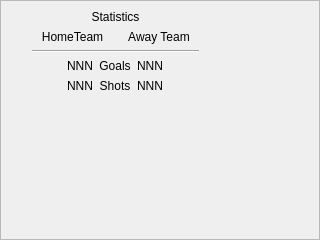
Before: the Qt Designer form halfstatisticsframe.ui in rochford/cutefootball, drawn with Qt 5.
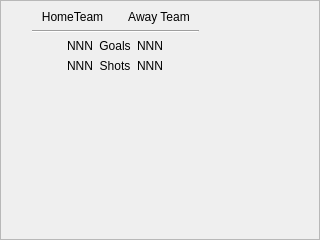
After: the same form once the commit is applied.

```diff
--- a/halfstatisticsframe.ui
+++ b/halfstatisticsframe.ui
@@ -35,17 +35,7 @@
     </rect>
    </property>
    <layout class="QGridLayout" name="gridLayout">
-    <item row="1" column="1">
-     <widget class="QLabel" name="m_halfNameLabel">
-      <property name="text">
-       <string>Statistics</string>
-      </property>
-      <property name="alignment">
-       <set>Qt::AlignCenter</set>
-      </property>
-     </widget>
-    </item>
-    <item row="3" column="1">
+    <item row="2" column="1">
      <layout class="QHBoxLayout" name="horizontalLayout_2">
       <item>
        <widget class="QLabel" name="m_homeTeamName">
@@ -69,7 +59,7 @@
       </item>
      </layout>
     </item>
-    <item row="5" column="1">
+    <item row="4" column="1">
      <layout class="QHBoxLayout" name="horizontalLayout">
       <item>
        <spacer name="horizontalSpacer">
@@ -159,7 +149,7 @@
       </item>
      </layout>
     </item>
-    <item row="6" column="1">
+    <item row="5" column="1">
      <spacer name="verticalSpacer">
       <property name="orientation">
        <enum>Qt::Vertical</enum>
@@ -172,14 +162,14 @@
       </property>
      </spacer>
     </item>
-    <item row="4" column="1">
+    <item row="3" column="1">
      <widget class="Line" name="line">
       <property name="orientation">
        <enum>Qt::Horizontal</enum>
       </property>
      </widget>
     </item>
-    <item row="6" column="0">
+    <item row="5" column="0">
      <spacer name="horizontalSpacer_3">
       <property name="orientation">
        <enum>Qt::Horizontal</enum>
@@ -192,7 +182,7 @@
       </property>
      </spacer>
     </item>
-    <item row="6" column="2">
+    <item row="5" column="2">
      <spacer name="horizontalSpacer_4">
       <property name="orientation">
        <enum>Qt::Horizontal</enum>
```
